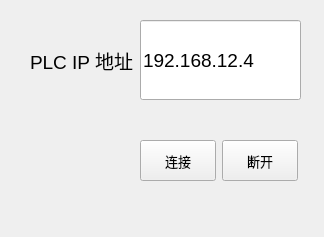
This is connectplc.ui in xuli2020sj/GammaDetctionSystem9 as Qt 5 draws it before an edit. The edited form follows.
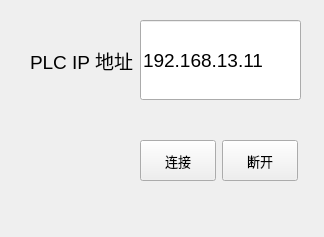
This is the edited form.

```diff
--- a/connectplc.ui
+++ b/connectplc.ui
@@ -38,7 +38,7 @@
        </font>
       </property>
       <property name="text">
-       <string>192.168.12.4</string>
+       <string>192.168.13.11</string>
       </property>
      </widget>
     </item>
```
